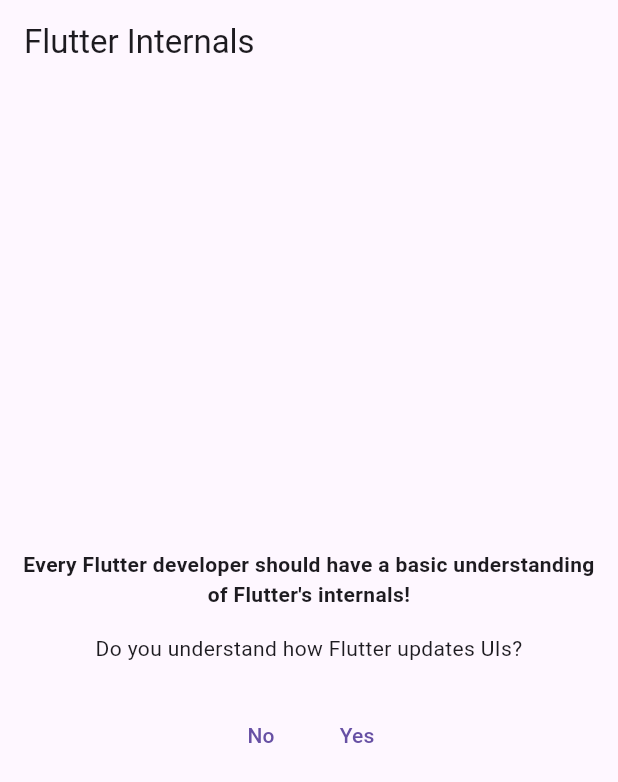
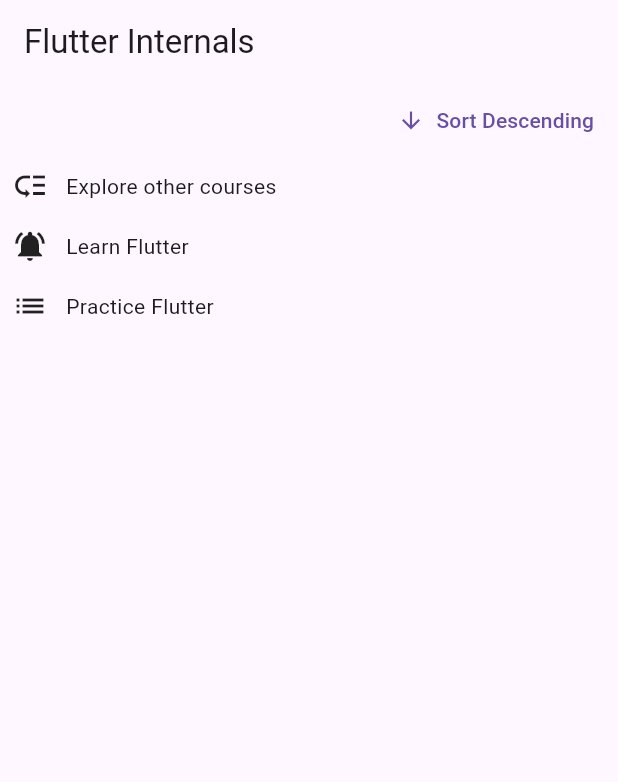
Before and after one commit to JoaoRodrigues1589/flutterapps, a Flutter app: the screen it shows after launch, on a phone screen of 412 x 824 dp. Shown: the top 782 px of the screen. Run offline on Flutter 3.47's test engine with Material 3 defaults, Android fonts, the phone set to English and light mode, and no system bars.

Commit message:
Seeing how the ui updates with keys

```diff
--- /dev/null
+++ b/ui_updates_demo/lib/keys/keys.dart
@@ -0,0 +1,82 @@
+import 'package:flutter/material.dart';
+
+import 'package:flutter_internals/keys/todo_item.dart';
+
+class Todo {
+  const Todo(this.text, this.priority);
+
+  final String text;
+  final Priority priority;
+}
+
+class Keys extends StatefulWidget {
+  const Keys({super.key});
+
+  @override
+  State<Keys> createState() {
+    return _KeysState();
+  }
+}
+
+class _KeysState extends State<Keys> {
+  var _order = 'asc';
+  final _todos = [
+    const Todo(
+      'Learn Flutter',
+      Priority.urgent,
+    ),
+    const Todo(
+      'Practice Flutter',
+      Priority.normal,
+    ),
+    const Todo(
+      'Explore other courses',
+      Priority.low,
+    ),
+  ];
+
+  List<Todo> get _orderedTodos {
+    final sortedTodos = List.of(_todos);
+    sortedTodos.sort((a, b) {
+      final bComesAfterA = a.text.compareTo(b.text);
+      return _order == 'asc' ? bComesAfterA : -bComesAfterA;
+    });
+    return sortedTodos;
+  }
+
+  void _changeOrder() {
+    setState(() {
+      _order = _order == 'asc' ? 'desc' : 'asc';
+    });
+  }
+
+  @override
+  Widget build(BuildContext context) {
+    return Column(
+      children: [
+        Align(
+          alignment: Alignment.centerRight,
+          child: TextButton.icon(
+            onPressed: _changeOrder,
+            icon: Icon(
+              _order == 'asc' ? Icons.arrow_downward : Icons.arrow_upward,
+            ),
+            label: Text('Sort ${_order == 'asc' ? 'Descending' : 'Ascending'}'),
+          ),
+        ),
+        Expanded(
+          child: Column(
+            children: [
+              // for (final todo in _orderedTodos) TodoItem(todo.text, todo.priority),
+              for (final todo in _orderedTodos)
+                TodoItem(
+                  todo.text,
+                  todo.priority,
+                ),
+            ],
+          ),
+        ),
+      ],
+    );
+  }
+}
--- /dev/null
+++ b/ui_updates_demo/lib/keys/todo_item.dart
@@ -0,0 +1,34 @@
+import 'package:flutter/material.dart';
+
+enum Priority { urgent, normal, low }
+
+class TodoItem extends StatelessWidget {
+  const TodoItem(this.text, this.priority, {super.key});
+
+  final String text;
+  final Priority priority;
+
+  @override
+  Widget build(BuildContext context) {
+    var icon = Icons.low_priority;
+
+    if (priority == Priority.urgent) {
+      icon = Icons.notifications_active;
+    }
+
+    if (priority == Priority.normal) {
+      icon = Icons.list;
+    }
+
+    return Padding(
+      padding: const EdgeInsets.all(8),
+      child: Row(
+        children: [
+          Icon(icon),
+          const SizedBox(width: 12),
+          Text(text),
+        ],
+      ),
+    );
+  }
+}
--- a/ui_updates_demo/lib/main.dart
+++ b/ui_updates_demo/lib/main.dart
@@ -1,6 +1,7 @@
 import 'package:flutter/material.dart';
 
-import 'package:flutter_internals/ui_updates_demo.dart';
+// import 'package:flutter_internals/ui_updates_demo.dart';
+import 'package:flutter_internals/keys/keys.dart';
 
 void main() {
   runApp(const App());
@@ -17,7 +18,7 @@
         appBar: AppBar(
           title: const Text('Flutter Internals'),
         ),
-        body: const UIUpdatesDemo(),
+        body: const Keys(),
       ),
     );
   }
--- a/ui_updates_demo/lib/ui_updates_demo.dart
+++ b/ui_updates_demo/lib/ui_updates_demo.dart
@@ -1,66 +1,31 @@
 import 'package:flutter/material.dart';
+import 'package:flutter_internals/demo_buttons.dart';
 
-class UIUpdatesDemo extends StatefulWidget {
+class UIUpdatesDemo extends StatelessWidget {
   const UIUpdatesDemo({super.key});
-
-  @override
-  StatefulElement createElement() {
-    print('UIUpdatesDemo CREATEELEMENT called');
-    return super.createElement();
-  }
-
-  @override
-  State<UIUpdatesDemo> createState() {
-    return _UIUpdatesDemo();
-  }
-}
-
-class _UIUpdatesDemo extends State<UIUpdatesDemo> {
-  var _isUnderstood = false;
 
   @override
   Widget build(BuildContext context) {
     print('UIUpdatesDemo BUILD called');
-    return Padding(
-      padding: const EdgeInsets.all(8.0),
+    return const Padding(
+      padding: EdgeInsets.all(8.0),
       child: Center(
         child: Column(
           mainAxisSize: MainAxisSize.min,
           crossAxisAlignment: CrossAxisAlignment.center,
           children: [
-            const Text(
+            Text(
               'Every Flutter developer should have a basic understanding of Flutter\'s internals!',
               textAlign: TextAlign.center,
               style: TextStyle(fontWeight: FontWeight.bold),
             ),
-            const SizedBox(height: 16),
-            const Text(
+            SizedBox(height: 16),
+            Text(
               'Do you understand how Flutter updates UIs?',
               textAlign: TextAlign.center,
             ),
-            const SizedBox(height: 24),
-            Row(
-              mainAxisAlignment: MainAxisAlignment.center,
-              children: [
-                TextButton(
-                  onPressed: () {
-                    setState(() {
-                      _isUnderstood = false;
-                    });
-                  },
-                  child: const Text('No'),
-                ),
-                TextButton(
-                  onPressed: () {
-                    setState(() {
-                      _isUnderstood = true;
-                    });
-                  },
-                  child: const Text('Yes'),
-                ),
-              ],
-            ),
-            if (_isUnderstood) const Text('Awesome!'),
+            SizedBox(height: 24),
+            DemoButtons(),
           ],
         ),
       ),
```
Also changed, not shown: ui_updates_demo/lib/demo_buttons.dart (added, +46 -0 lines), ui_updates_demo/lib/keys/checkable_todo_item.dart (added, +50 -0 lines).
